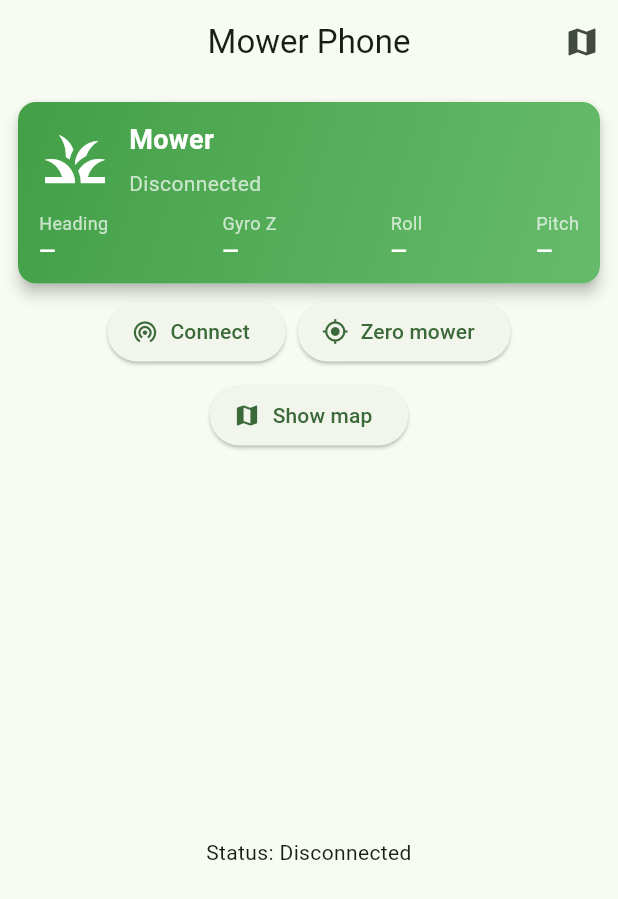
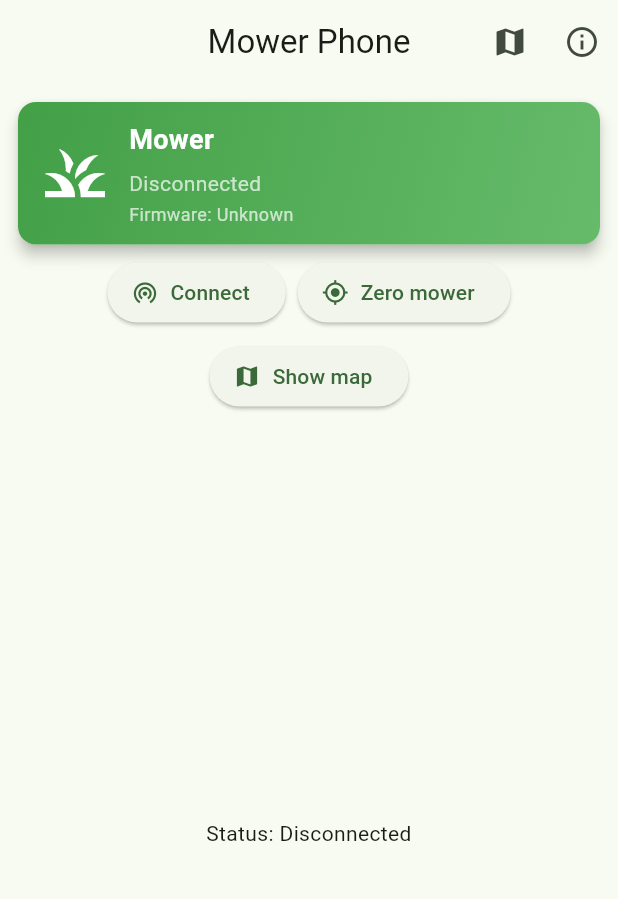
Before and after one commit to henrybrankin/mower_phone_app, a Flutter app: the screen it shows after launch, on a phone screen of 412 x 824 dp. Shown: the top 899 px of the screen. Run offline on Flutter 3.47's test engine with Material 3 defaults, Android fonts, the light colour scheme and no system bars; our stand-ins replace flutter_blue_plus, package_info_plus; missing offline and left inert: window_size.

Commit message:
Report mower firmware version and add diagnostics screen

```diff
--- a/lib/main.dart
+++ b/lib/main.dart
@@ -5,6 +5,7 @@ import 'dart:math' as math;
 import 'package:flutter/material.dart';
 import 'package:window_size/window_size.dart';
 
+import 'about_diagnostics_screen.dart';
 import 'ble_service.dart';
 
 void main() {
@@ -49,6 +50,7 @@ class _HomeScreenState extends State<HomeScreen> {
   StreamSubscription<List<int>>? _bleSub;
   TelemetryData? _last;
   bool _connected = false;
+  String? _firmwareVersion;
   String _status = 'Disconnected';
 
   @override
@@ -64,7 +66,11 @@ class _HomeScreenState extends State<HomeScreen> {
       final device = await _bleService.startScan();
       setState(() => _status = 'Found ${device.advertisementData.advName}');
       await _bleService.connectAndDiscover();
-      setState(() => _status = 'Connected');
+      final firmwareVersion = await _bleService.readFirmwareVersion();
+      setState(() {
+        _firmwareVersion = firmwareVersion;
+        _status = 'Connected';
+      });
       _bleSub = _bleService.subscribeTelemetry().listen(
         _onTelemetryReceived,
         onError: (error) {
@@ -85,6 +91,7 @@ class _HomeScreenState extends State<HomeScreen> {
       _connected = false;
       _status = 'Disconnected';
       _last = null;
+      _firmwareVersion = null;
     });
   }
 
@@ -138,6 +145,17 @@ class _HomeScreenState extends State<HomeScreen> {
     );
   }
 
+  void _openAboutDiagnostics() {
+    Navigator.of(context).push(
+      MaterialPageRoute<void>(
+        builder: (_) => AboutDiagnosticsScreen(
+          mowerConnected: _connected,
+          mowerFirmwareVersion: _firmwareVersion,
+        ),
+      ),
+    );
+  }
+
   @override
   Widget build(BuildContext context) {
     return Scaffold(
@@ -150,6 +168,11 @@ class _HomeScreenState extends State<HomeScreen> {
             icon: const Icon(Icons.map),
             tooltip: 'Open failure heatmap',
           ),
+          IconButton(
+            onPressed: _openAboutDiagnostics,
+            icon: const Icon(Icons.info_outline),
+            tooltip: 'About and diagnostics',
+          ),
         ],
       ),
       body: Center(
@@ -159,7 +182,10 @@ class _HomeScreenState extends State<HomeScreen> {
             padding: const EdgeInsets.all(12),
             child: Column(
               children: [
-                StatusPanel(last: _last),
+                StatusPanel(
+                  connected: _connected,
+                  firmwareVersion: _firmwareVersion,
+                ),
                 const SizedBox(height: 8),
                 Wrap(
                   alignment: WrapAlignment.center,
@@ -213,13 +239,13 @@ class _HomeScreenState extends State<HomeScreen> {
 }
 
 class StatusPanel extends StatelessWidget {
-  final TelemetryData? last;
+  final bool connected;
+  final String? firmwareVersion;
 
-  const StatusPanel({super.key, this.last});
+  const StatusPanel({super.key, required this.connected, this.firmwareVersion});
 
   @override
   Widget build(BuildContext context) {
-    final connected = last != null;
     return Material(
       elevation: 4,
       borderRadius: BorderRadius.circular(12),
@@ -233,10 +259,7 @@ class StatusPanel extends StatelessWidget {
             end: Alignment.bottomRight,
           ),
         ),
-        child: Column(
-          crossAxisAlignment: CrossAxisAlignment.start,
-          children: [
-            Row(
+        child: Row(
           children: [
             const Icon(Icons.grass, size: 48, color: Colors.white),
             const SizedBox(width: 12),
@@ -256,54 +279,16 @@ class StatusPanel extends StatelessWidget {
                   connected ? 'Connected' : 'Disconnected',
                   style: const TextStyle(color: Colors.white70),
                 ),
-                  ],
-                ),
-              ],
-            ),
-            const SizedBox(height: 8),
-            Row(
-              mainAxisAlignment: MainAxisAlignment.spaceBetween,
-              children: [
-                _smallStat(
-                  'Heading',
-                  last != null ? _formatHeading(last!.oilPressure) : '—',
-                ),
-                _smallStat(
-                  'Gyro Z',
-                  last != null ? _formatSigned(last!.oilTemp) : '—',
-                ),
-                _smallStat(
-                  'Roll',
-                  last != null ? _formatSigned(last!.rollDeg) : '—',
-                ),
-                _smallStat(
-                  'Pitch',
-                  last != null ? _formatSigned(last!.pitchDeg) : '—',
+                const SizedBox(height: 2),
+                Text(
+                  'Firmware: ${firmwareVersion ?? 'Unknown'}',
+                  style: const TextStyle(color: Colors.white70, fontSize: 12),
                 ),
               ],
             ),
           ],
         ),
       ),
-    );
-  }
-
-  Widget _smallStat(String label, String value) {
-    return Column(
-      crossAxisAlignment: CrossAxisAlignment.start,
-      children: [
-        Text(
-          label,
-          style: const TextStyle(color: Colors.white70, fontSize: 12),
-        ),
-        Text(
-          value,
-          style: const TextStyle(
-            color: Colors.white,
-            fontWeight: FontWeight.bold,
-          ),
-        ),
-      ],
     );
   }
 }
--- a/pubspec.yaml
+++ b/pubspec.yaml
@@ -36,6 +36,7 @@ dependencies:
   # The following adds the Cupertino Icons font to your application.
   # Use with the CupertinoIcons class for iOS style icons.
   cupertino_icons: ^1.0.8
+  package_info_plus: ^10.2.1
 
 
 dev_dependencies:
```
Also changed, not shown: lib/about_diagnostics_screen.dart (added, +147 -0 lines), lib/ble_service.dart (+17 -0 lines), pubspec.lock, 4 other files. Lines whose indentation alone changed are shown as unchanged.
